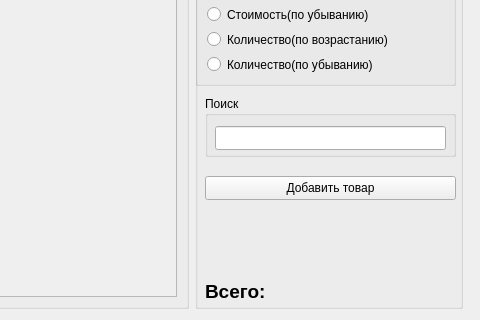
Qt form form.ui (dcherep/funicture) before a commit; both pictures show x 493 to 973 and y 206 to 526 of the 973 by 526 pixel window.
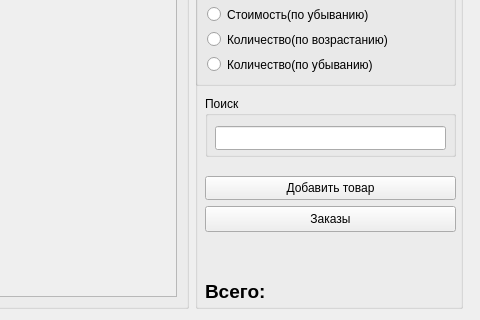
The same form after that commit.

The edit to the form file:
```diff
--- a/form.ui
+++ b/form.ui
@@ -229,6 +229,19 @@
        <string>Добавить товар</string>
       </property>
      </widget>
+     <widget class="QPushButton" name="pushButton_3">
+      <property name="geometry">
+       <rect>
+        <x>10</x>
+        <y>350</y>
+        <width>251</width>
+        <height>26</height>
+       </rect>
+      </property>
+      <property name="text">
+       <string>Заказы</string>
+      </property>
+     </widget>
     </widget>
    </item>
   </layout>
```
Left out of the diff: 2 changed lines with no effect on the pictures.
